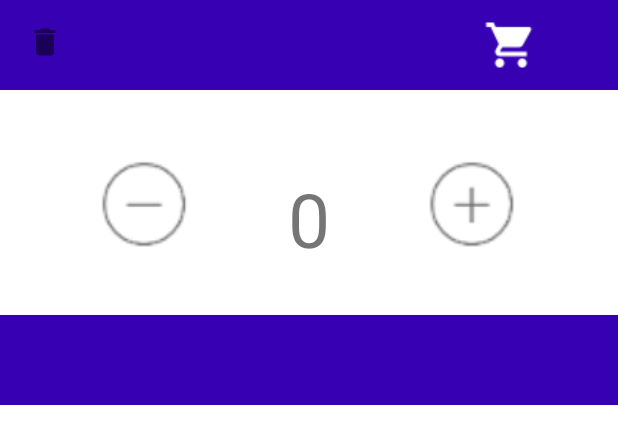
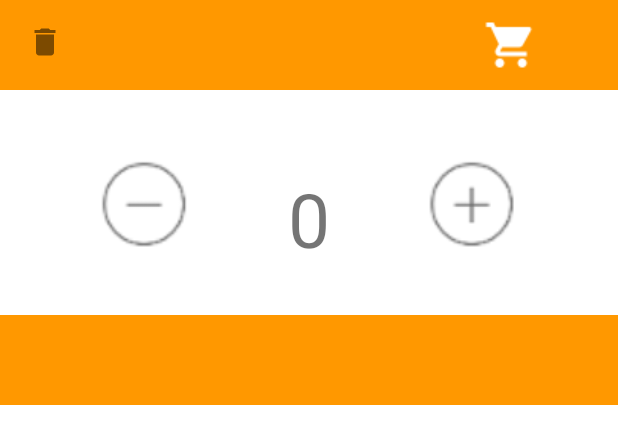
Before and after one commit to stevezhao1/Bakeryproject, an Android app: the layout dialog_item_quantity_update.xml on its own in the app's theme, with its tools: preview values and no code run, on a phone screen of 412 x 824 dp. Shown: the top 444 px of the screen. Run offline under Robolectric (Android 15) with nearby library versions, the phone set to English and light mode, and no system bars.

```diff
--- a/app/src/main/res/layout/dialog_item_quantity_update.xml
+++ b/app/src/main/res/layout/dialog_item_quantity_update.xml
@@ -10,7 +10,7 @@
         android:id="@+id/view5"
         android:layout_width="match_parent"
         android:layout_height="60dp"
-        android:background="@color/colorPrimaryDark"
+        android:background="#FF9800"
         android:outlineAmbientShadowColor="@color/cardview_dark_background"
         app:layout_constraintEnd_toEndOf="parent"
         app:layout_constraintHorizontal_bias="0.0"
@@ -35,7 +35,7 @@
         android:layout_width="match_parent"
         android:layout_height="60dp"
         android:layout_marginTop="28dp"
-        android:background="@color/colorPrimaryDark"
+        android:background="#FF9800"
         android:outlineAmbientShadowColor="@color/cardview_dark_background"
         app:layout_constraintBottom_toBottomOf="parent"
         app:layout_constraintEnd_toEndOf="parent"
```
